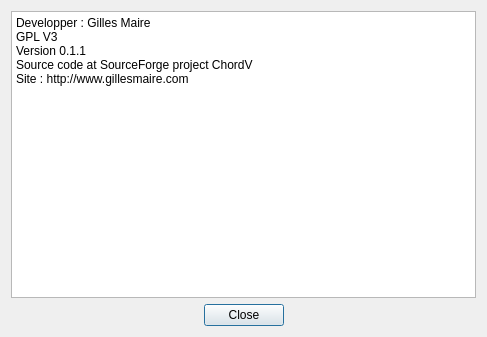
The window that dialogabout.ui (jpcima/chordv) describes before a commit, drawn with Qt 5.
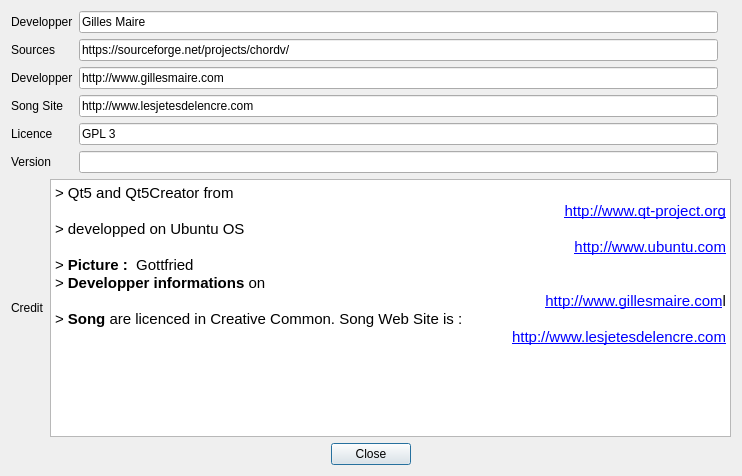
The same window after the commit. Icons and pictures are not drawn.

```diff
--- a/dialogabout.ui
+++ b/dialogabout.ui
@@ -6,26 +6,178 @@
    <rect>
     <x>0</x>
     <y>0</y>
-    <width>487</width>
-    <height>337</height>
+    <width>742</width>
+    <height>476</height>
    </rect>
   </property>
   <property name="windowTitle">
    <string>About</string>
   </property>
-  <layout class="QVBoxLayout" name="verticalLayout_2">
+  <layout class="QHBoxLayout" name="horizontalLayout_5">
    <item>
-    <layout class="QVBoxLayout" name="verticalLayout">
+    <layout class="QVBoxLayout" name="verticalLayout_4">
      <item>
-      <widget class="QPlainTextEdit" name="plainTextEdit">
-       <property name="plainText">
-        <string>Developper : Gilles Maire 
-GPL V3 
-Version 0.1.1
-Source code at SourceForge project ChordV
-Site : http://www.gillesmaire.com</string>
-       </property>
-      </widget>
+      <layout class="QVBoxLayout" name="verticalLayout_3">
+       <item>
+        <layout class="QHBoxLayout" name="horizontalLayout_4">
+         <item>
+          <layout class="QHBoxLayout" name="horizontalLayout_2">
+           <item>
+            <layout class="QVBoxLayout" name="verticalLayout">
+             <item>
+              <widget class="QLabel" name="labelDevelopper">
+               <property name="text">
+                <string>Developper</string>
+               </property>
+              </widget>
+             </item>
+             <item>
+              <widget class="QLabel" name="labelSources">
+               <property name="text">
+                <string>Sources</string>
+               </property>
+              </widget>
+             </item>
+             <item>
+              <widget class="QLabel" name="labelWebSite">
+               <property name="text">
+                <string>Developper</string>
+               </property>
+              </widget>
+             </item>
+             <item>
+              <widget class="QLabel" name="labelSongSite">
+               <property name="text">
+                <string>Song Site</string>
+               </property>
+              </widget>
+             </item>
+             <item>
+              <widget class="QLabel" name="labelLicence">
+               <property name="text">
+                <string>Licence</string>
+               </property>
+              </widget>
+             </item>
+             <item>
+              <widget class="QLabel" name="labelVersion">
+               <property name="text">
+                <string>Version</string>
+               </property>
+              </widget>
+             </item>
+            </layout>
+           </item>
+           <item>
+            <layout class="QVBoxLayout" name="verticalLayout_2">
+             <item>
+              <widget class="QLineEdit" name="lineEditDevelopper">
+               <property name="text">
+                <string>Gilles Maire</string>
+               </property>
+               <property name="readOnly">
+                <bool>true</bool>
+               </property>
+              </widget>
+             </item>
+             <item>
+              <widget class="QLineEdit" name="lineEditSources">
+               <property name="text">
+                <string>https://sourceforge.net/projects/chordv/</string>
+               </property>
+               <property name="readOnly">
+                <bool>true</bool>
+               </property>
+              </widget>
+             </item>
+             <item>
+              <widget class="QLineEdit" name="lineEditDevSite">
+               <property name="text">
+                <string>http://www.gillesmaire.com</string>
+               </property>
+               <property name="readOnly">
+                <bool>true</bool>
+               </property>
+              </widget>
+             </item>
+             <item>
+              <widget class="QLineEdit" name="lineEditSongSite">
+               <property name="text">
+                <string>http://www.lesjetesdelencre.com</string>
+               </property>
+               <property name="readOnly">
+                <bool>true</bool>
+               </property>
+              </widget>
+             </item>
+             <item>
+              <widget class="QLineEdit" name="lineEditLicence">
+               <property name="text">
+                <string>GPL 3</string>
+               </property>
+               <property name="readOnly">
+                <bool>true</bool>
+               </property>
+              </widget>
+             </item>
+             <item>
+              <widget class="QLineEdit" name="lineEditVersion">
+               <property name="text">
+                <string/>
+               </property>
+               <property name="readOnly">
+                <bool>true</bool>
+               </property>
+              </widget>
+             </item>
+            </layout>
+           </item>
+          </layout>
+         </item>
+         <item>
+          <widget class="QLabel" name="labelPicture">
+           <property name="text">
+            <string/>
+           </property>
+           <property name="pixmap">
+            <pixmap resource="resources.qrc">:/Image/Images/gilles.jpg</pixmap>
+           </property>
+          </widget>
+         </item>
+        </layout>
+       </item>
+       <item>
+        <layout class="QHBoxLayout" name="horizontalLayout_3">
+         <item>
+          <widget class="QLabel" name="labelCredit">
+           <property name="text">
+            <string>Credit</string>
+           </property>
+          </widget>
+         </item>
+         <item>
+          <widget class="QTextBrowser" name="textBrowserCredit">
+           <property name="html">
+            <string>&lt;!DOCTYPE HTML PUBLIC &quot;-//W3C//DTD HTML 4.0//EN&quot; &quot;http://www.w3.org/TR/REC-html40/strict.dtd&quot;&gt;
+&lt;html&gt;&lt;head&gt;&lt;meta name=&quot;qrichtext&quot; content=&quot;1&quot; /&gt;&lt;style type=&quot;text/css&quot;&gt;
+p, li { white-space: pre-wrap; }
+&lt;/style&gt;&lt;/head&gt;&lt;body style=&quot; font-family:'Ubuntu'; font-size:11pt; font-weight:400; font-style:normal;&quot;&gt;
+&lt;p style=&quot; margin-top:0px; margin-bottom:0px; margin-left:0px; margin-right:0px; -qt-block-indent:0; text-indent:0px;&quot;&gt;&amp;gt; Qt5 and Qt5Creator from &lt;/p&gt;
+&lt;p align=&quot;right&quot; style=&quot; margin-top:0px; margin-bottom:0px; margin-left:0px; margin-right:0px; -qt-block-indent:0; text-indent:0px;&quot;&gt;&lt;a href=&quot;http://www.qt-project.org&quot;&gt;&lt;span style=&quot; text-decoration: underline; color:#0000ff;&quot;&gt;http://www.qt-project.org&lt;/span&gt;&lt;/a&gt;&lt;/p&gt;
+&lt;p style=&quot; margin-top:0px; margin-bottom:0px; margin-left:0px; margin-right:0px; -qt-block-indent:0; text-indent:0px;&quot;&gt;&amp;gt; developped on Ubuntu OS &lt;/p&gt;
+&lt;p align=&quot;right&quot; style=&quot; margin-top:0px; margin-bottom:0px; margin-left:0px; margin-right:0px; -qt-block-indent:0; text-indent:0px;&quot;&gt;&lt;a href=&quot;http://www.qt-project.org&quot;&gt;&lt;span style=&quot; text-decoration: underline; color:#0000ff;&quot;&gt;http://www.ubuntu.com&lt;/span&gt;&lt;/a&gt;&lt;/p&gt;
+&lt;p style=&quot; margin-top:0px; margin-bottom:0px; margin-left:0px; margin-right:0px; -qt-block-indent:0; text-indent:0px;&quot;&gt;&amp;gt; &lt;span style=&quot; font-weight:600;&quot;&gt;Picture : &lt;/span&gt; Gottfried&lt;/p&gt;
+&lt;p style=&quot; margin-top:0px; margin-bottom:0px; margin-left:0px; margin-right:0px; -qt-block-indent:0; text-indent:0px;&quot;&gt;&amp;gt;&lt;span style=&quot; font-weight:600;&quot;&gt; Developper informations &lt;/span&gt;on &lt;/p&gt;
+&lt;p align=&quot;right&quot; style=&quot; margin-top:0px; margin-bottom:0px; margin-left:0px; margin-right:0px; -qt-block-indent:0; text-indent:0px;&quot;&gt;&lt;a href=&quot;http://www.gillesmaire.com&quot;&gt;&lt;span style=&quot; text-decoration: underline; color:#0000ff;&quot;&gt;http://www.gillesmaire.com&lt;/span&gt;&lt;/a&gt;l&lt;/p&gt;
+&lt;p style=&quot; margin-top:0px; margin-bottom:0px; margin-left:0px; margin-right:0px; -qt-block-indent:0; text-indent:0px;&quot;&gt;&amp;gt; &lt;span style=&quot; font-weight:600;&quot;&gt;Song&lt;/span&gt; are licenced in Creative Common. Song Web Site is : &lt;/p&gt;
+&lt;p align=&quot;right&quot; style=&quot; margin-top:0px; margin-bottom:0px; margin-left:0px; margin-right:0px; -qt-block-indent:0; text-indent:0px;&quot;&gt;&lt;a href=&quot;http://www.qt-project.org&quot;&gt;&lt;span style=&quot; text-decoration: underline; color:#0000ff;&quot;&gt;http://www.lesjetesdelencre.com&lt;/span&gt;&lt;/a&gt;&lt;/p&gt;
+&lt;p style=&quot;-qt-paragraph-type:empty; margin-top:0px; margin-bottom:0px; margin-left:0px; margin-right:0px; -qt-block-indent:0; text-indent:0px; text-decoration: underline; color:#0000ff;&quot;&gt;&lt;br /&gt;&lt;/p&gt;&lt;/body&gt;&lt;/html&gt;</string>
+           </property>
+          </widget>
+         </item>
+        </layout>
+       </item>
+      </layout>
      </item>
      <item>
       <layout class="QHBoxLayout" name="horizontalLayout">
```
Left out of the diff: 5 changed lines with no effect on the pictures.
